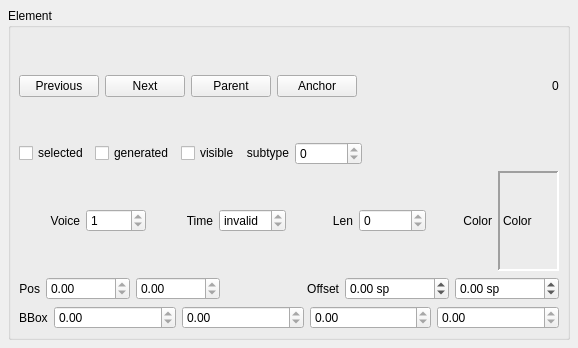
This is mscore/mscore/element.ui in musescore/musescore-old as Qt 5 draws it before an edit. The edited form follows.
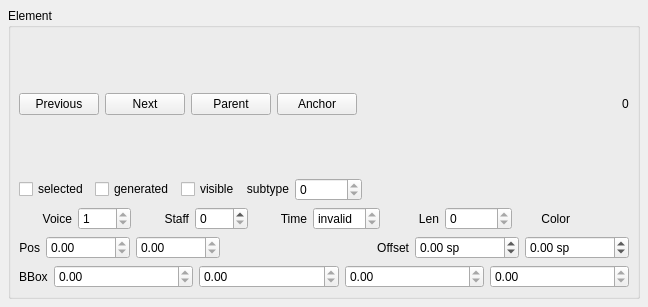
This is the edited form. Custom widgets are drawn as their Qt base class.

Diff of the .ui file:
```diff
--- a/mscore/mscore/element.ui
+++ b/mscore/mscore/element.ui
@@ -5,8 +5,8 @@
    <rect>
     <x>0</x>
     <y>0</y>
-    <width>578</width>
-    <height>348</height>
+    <width>648</width>
+    <height>307</height>
    </rect>
   </property>
   <property name="windowTitle" >
@@ -241,6 +241,19 @@
           </property>
          </widget>
         </item>
+        <item>
+         <widget class="QLabel" name="label_9" >
+          <property name="text" >
+           <string>Staff</string>
+          </property>
+          <property name="alignment" >
+           <set>Qt::AlignRight|Qt::AlignTrailing|Qt::AlignVCenter</set>
+          </property>
+         </widget>
+        </item>
+        <item>
+         <widget class="QSpinBox" name="staff" />
+        </item>
         <item>
          <widget class="QLabel" name="label_2" >
           <property name="text" >
@@ -310,18 +323,12 @@
          </widget>
         </item>
         <item>
-         <widget class="QLabel" name="color" >
-          <property name="frameShape" >
-           <enum>QFrame::Panel</enum>
-          </property>
-          <property name="frameShadow" >
-           <enum>QFrame::Sunken</enum>
-          </property>
-          <property name="lineWidth" >
-           <number>2</number>
-          </property>
-          <property name="text" >
-           <string>Color</string>
+         <widget class="Awl::ColorLabel" name="color" >
+          <property name="sizePolicy" >
+           <sizepolicy vsizetype="Fixed" hsizetype="Preferred" >
+            <horstretch>0</horstretch>
+            <verstretch>0</verstretch>
+           </sizepolicy>
           </property>
          </widget>
         </item>
@@ -569,6 +576,13 @@
    </item>
   </layout>
  </widget>
+ <customwidgets>
+  <customwidget>
+   <class>Awl::ColorLabel</class>
+   <extends>QFrame</extends>
+   <header>awl/colorlabel.h</header>
+  </customwidget>
+ </customwidgets>
  <resources/>
  <connections/>
 </ui>
```
